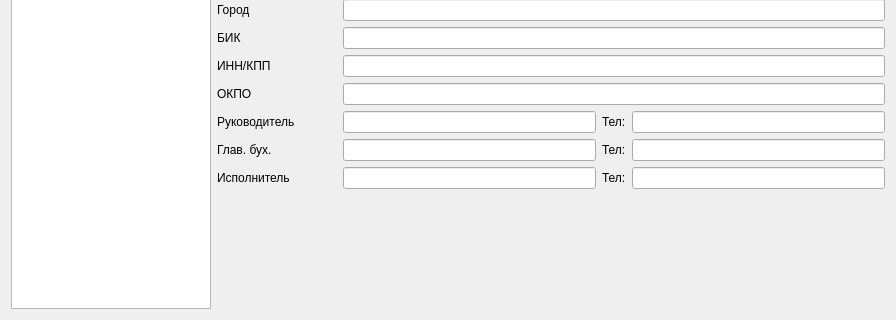
Qt form formotpr.ui (Sergeyego/facts) before a commit; both pictures show x 0 to 896 and y 208 to 528 of the 896 by 528 pixel window.
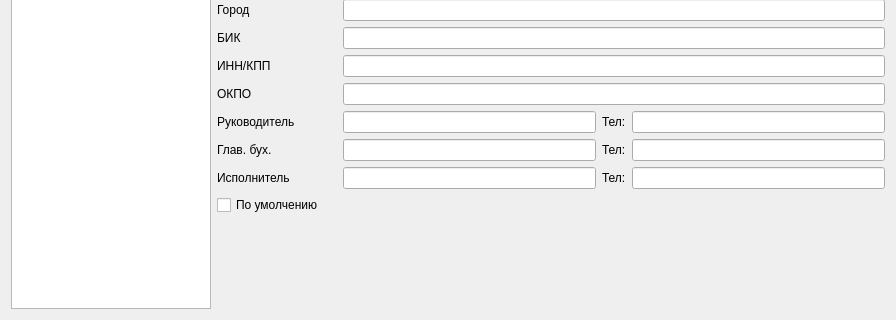
The same form after that commit. Custom widgets are drawn as their Qt base class.

Patch:
```diff
--- a/formotpr.ui
+++ b/formotpr.ui
@@ -253,6 +253,13 @@
        </item>
       </layout>
      </item>
+     <item>
+      <widget class="QCheckBox" name="checkBoxCurrent">
+       <property name="text">
+        <string>По умолчению</string>
+       </property>
+      </widget>
+     </item>
      <item>
       <spacer name="verticalSpacer">
        <property name="orientation">
```
